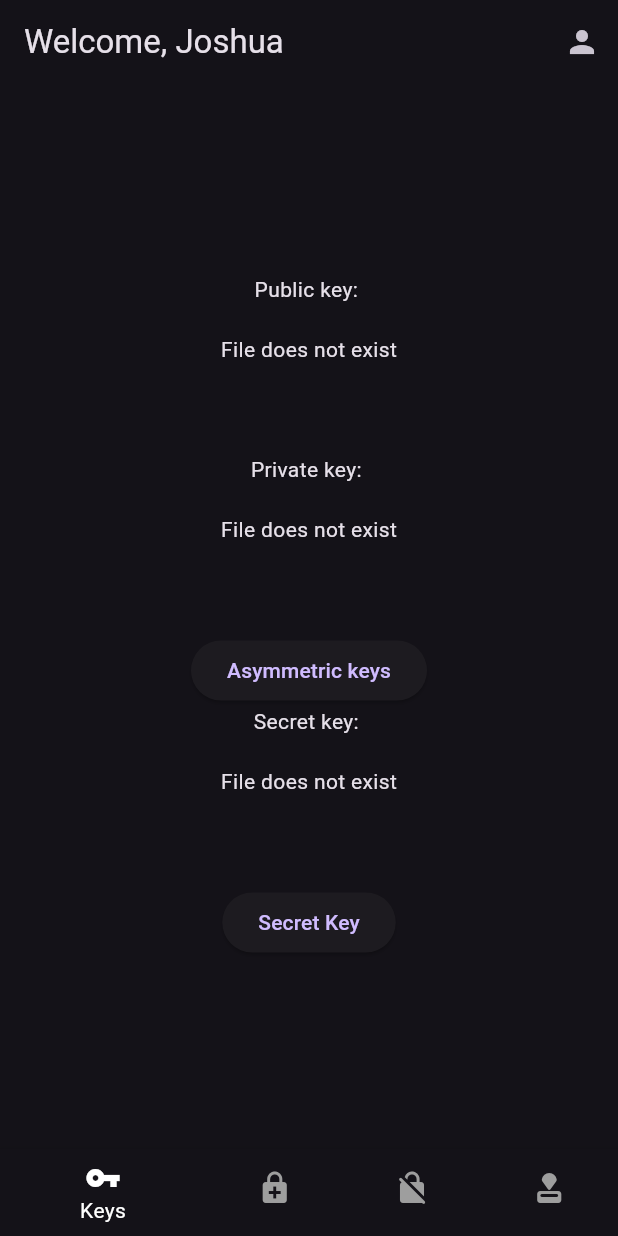
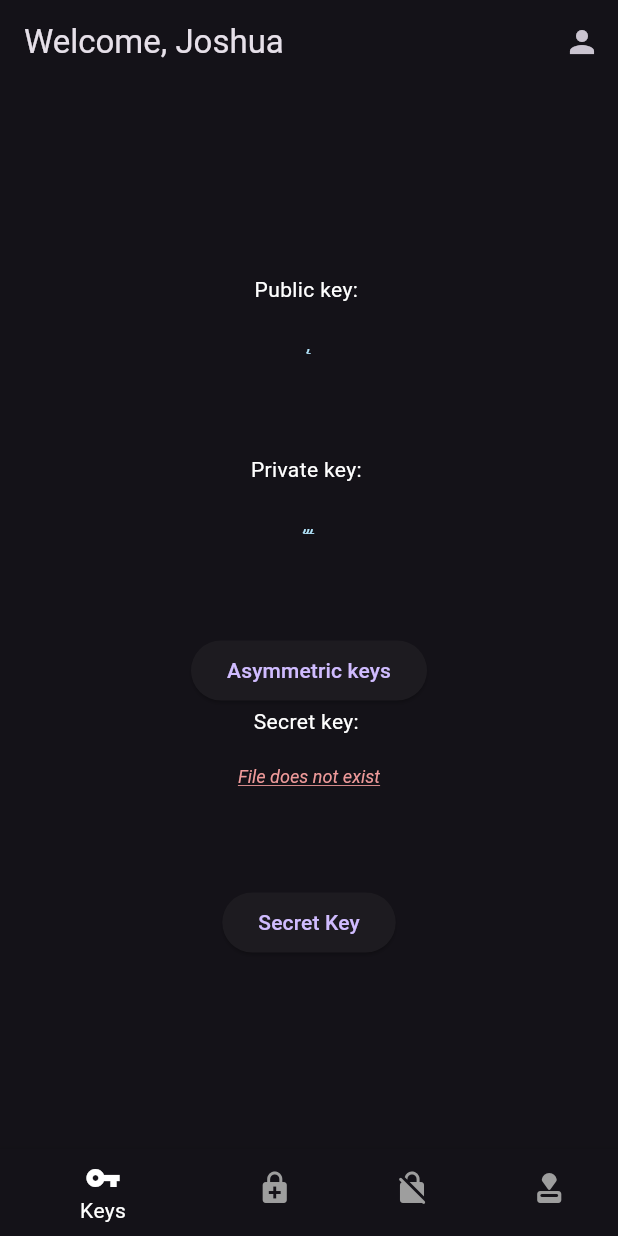
Before and after one commit to jfletcher20/cryptography_flutter, a Flutter app: the screen it shows after launch, after a tap on "Asymmetric keys", on a phone screen of 412 x 824 dp. Run offline on Flutter 3.47's test engine with Material 2 defaults, Android fonts, the phone set to English and light mode, and no system bars; our stand-ins replace file_picker; missing offline and left inert: pointycastle; accounts and stored records are empty.

Commit message:
Made file status display more clear.

```diff
--- a/lib/data/d_theme.dart
+++ b/lib/data/d_theme.dart
@@ -7,5 +7,13 @@ class ThemeEditor {
       selectedItemColor: Colors.white,
       unselectedItemColor: Colors.grey,
     ),
+    textTheme: TextTheme(
+      displaySmall: ThemeData.dark().textTheme.bodySmall!.copyWith(
+            color: Colors.lightBlue[100],
+            decoration: TextDecoration.underline,
+            fontStyle: FontStyle.italic,
+            fontSize: 12,
+          ),
+    ),
   );
 }
--- a/lib/file_management/u_file_creation.dart
+++ b/lib/file_management/u_file_creation.dart
@@ -1,21 +1,42 @@
+// ignore_for_file: curly_braces_in_flow_control_structures
+
 import 'dart:io';
 
 import 'package:cryptography_flutter/s_auth/u_auth.dart';
 import 'package:path_provider/path_provider.dart';
 
 class FileManager {
-  static Future<File?> saveToFile(String fileName, String data, {bool createDir = false}) async {
+  static Future<File?> saveToFile(
+    String fileName,
+    String data, {
+    bool createDir = false,
+    String additionalPath = "",
+  }) async {
     try {
-      final Directory directory = await getApplicationDocumentsDirectory();
-      final File file = File("${directory.path}/${Auth.userPath}/$fileName");
-      await file.writeAsString(data);
-      final String fileContents = await file.readAsString();
-      print("Contents of $fileName: $fileContents");
+      if (createDir) {
+        final Directory directory = await getApplicationDocumentsDirectory();
+        final Directory dir = Directory("${directory.path}/${Auth.userPath}/$additionalPath");
+        if (!dir.existsSync()) {
+          dir.createSync(recursive: true);
+        }
+      }
+      final File file = File(await _filePath(additionalPath, fileName));
+      file.writeAsStringSync(data);
       return file;
     } catch (e) {
       print("Error saving file: $e");
     }
     return null;
+  }
+
+  static Future<String> _filePath(String additionalPath, String fileName) async {
+    final Directory directory = await getApplicationDocumentsDirectory();
+    String path = "${directory.path}/${Auth.userPath}";
+    if (additionalPath.isNotEmpty)
+      path += "/$additionalPath/$fileName";
+    else
+      path += "/$fileName";
+    return path;
   }
 
   static String readFromFile(File file) {
--- a/lib/s_homepage/s_homepage.dart
+++ b/lib/s_homepage/s_homepage.dart
@@ -44,7 +44,7 @@ class _HomePageState extends State<HomePage> {
           BottomNavigationBarItem(icon: Icon(Icons.vpn_key), label: 'Keys'),
           BottomNavigationBarItem(icon: Icon(Icons.enhanced_encryption), label: 'Encrypt'),
           BottomNavigationBarItem(icon: Icon(Icons.no_encryption_rounded), label: 'Decrypt'),
-          BottomNavigationBarItem(icon: Icon(Icons.approval_rounded), label: 'Stamp'),
+          BottomNavigationBarItem(icon: Icon(Icons.approval_rounded), label: 'Sign'),
         ],
       ),
     );
--- a/lib/s_homepage/s_keys/s_keys.dart
+++ b/lib/s_homepage/s_keys/s_keys.dart
@@ -52,7 +52,7 @@ class _KeysScreenState extends State<KeysScreen> {
   }
 
   (RSAKeyGeneratorParameters, FortunaRandom) _keyParameters() {
-    RSAKeyGeneratorParameters keyParams = RSAKeyGeneratorParameters(BigInt.from(3), 2048, 5);
+    RSAKeyGeneratorParameters keyParams = RSAKeyGeneratorParameters(BigInt.parse('65537'), 2048, 5);
     FortunaRandom secureRandom = FortunaRandom();
     Random seedRandom = Random.secure();
 
--- a/lib/w_file_contents.dart
+++ b/lib/w_file_contents.dart
@@ -20,22 +20,32 @@ class FileContentsWidgetState extends State<FileContentsWidget> {
 
   @override
   Widget build(BuildContext context) {
+    final TextStyle style = Theme.of(context).textTheme.displaySmall!;
     if (widget.file == null && widget.fileName == null)
-      return const Text("No file was specified.");
+      return Text("No file was specified.", style: style.copyWith(color: Colors.red[200]));
     else if (widget.fileName != null)
       return FutureBuilder(
         builder: (context, snapshot) {
           if (snapshot.hasData) {
-            fileContents = snapshot.data.toString();
-            return Text(fileContents);
-          } else
+            fileContents = snapshot.data as String;
+            if (fileContents == "-1") {
+              return Text(
+                "File does not exist",
+                style: style.copyWith(color: Colors.red[200]),
+              );
+            } else {
+              fileContents = snapshot.data as String;
+              return Text(fileContents, style: style);
+            }
+          } else {
             return const CircularProgressIndicator();
+          }
         },
         future: _readFileContents(),
       );
     else {
       fileContents = widget.file!.readAsStringSync();
-      return Text(fileContents);
+      return Text(fileContents, style: style);
     }
   }
 
@@ -46,7 +56,7 @@ class FileContentsWidgetState extends State<FileContentsWidget> {
       final String data = await file.readAsString();
       return data;
     } catch (e) {
-      return "File does not exist";
+      return "-1";
     }
   }
 }
```
Also changed, not shown: lib/s_homepage/s_decrypt/s_decrypt.dart (+22 -2 lines), lib/s_homepage/s_encrypt/s_encrypt.dart (+16 -3 lines), lib/s_homepage/s_signature/s_signature.dart (added, +40 -0 lines), lib/s_homepage/s_signature/w_sign.dart (added, +15 -0 lines), lib/s_homepage/s_signature/w_verify.dart (added, +15 -0 lines).
